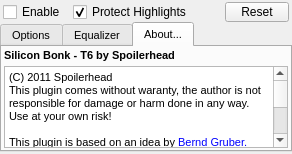
This is SiliconBonk/SiliconBonkPlugin.ui in spoilerhead/asp_plugins as Qt 5 draws it before an edit. The edited form follows.
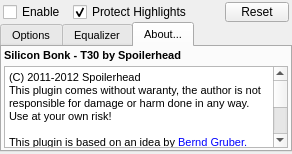
This is the edited form. The open tabs and pages were chosen to show the change. Icons and pictures are not drawn. Custom widgets are drawn as their Qt base class.

What changed in the file:
```diff
--- a/SiliconBonk/SiliconBonkPlugin.ui
+++ b/SiliconBonk/SiliconBonkPlugin.ui
@@ -936,11 +936,11 @@
           </size>
          </property>
          <property name="html">
-          <string>&lt;!DOCTYPE HTML PUBLIC &quot;-//W3C//DTD HTML 4.0//EN&quot; &quot;http://www.w3.org/TR/REC-html40/strict.dtd&quot;&gt;
+          <string notr="true">&lt;!DOCTYPE HTML PUBLIC &quot;-//W3C//DTD HTML 4.0//EN&quot; &quot;http://www.w3.org/TR/REC-html40/strict.dtd&quot;&gt;
 &lt;html&gt;&lt;head&gt;&lt;meta name=&quot;qrichtext&quot; content=&quot;1&quot; /&gt;&lt;style type=&quot;text/css&quot;&gt;
 p, li { white-space: pre-wrap; }
 &lt;/style&gt;&lt;/head&gt;&lt;body style=&quot; font-family:'Sans Serif'; font-size:8pt; font-weight:400; font-style:normal;&quot;&gt;
-&lt;p style=&quot; margin-top:0px; margin-bottom:0px; margin-left:0px; margin-right:0px; -qt-block-indent:0; text-indent:0px;&quot;&gt;&lt;span style=&quot; font-family:'Sans';&quot;&gt;(C) 2011 Spoilerhead&lt;/span&gt;&lt;/p&gt;
+&lt;p style=&quot; margin-top:0px; margin-bottom:0px; margin-left:0px; margin-right:0px; -qt-block-indent:0; text-indent:0px;&quot;&gt;&lt;span style=&quot; font-family:'Sans';&quot;&gt;(C) 2011-2012 Spoilerhead&lt;/span&gt;&lt;/p&gt;
 &lt;p style=&quot; margin-top:0px; margin-bottom:0px; margin-left:0px; margin-right:0px; -qt-block-indent:0; text-indent:0px;&quot;&gt;&lt;span style=&quot; font-family:'Sans';&quot;&gt;This plugin comes without waranty, the author is not responsible for damage or harm done in any way.&lt;/span&gt;&lt;/p&gt;
 &lt;p style=&quot; margin-top:0px; margin-bottom:0px; margin-left:0px; margin-right:0px; -qt-block-indent:0; text-indent:0px;&quot;&gt;&lt;span style=&quot; font-family:'Sans';&quot;&gt;Use at your own risk!&lt;/span&gt;&lt;/p&gt;
 &lt;p style=&quot;-qt-paragraph-type:empty; margin-top:0px; margin-bottom:0px; margin-left:0px; margin-right:0px; -qt-block-indent:0; text-indent:0px; font-family:'Sans';&quot;&gt;&lt;/p&gt;
@@ -965,7 +965,7 @@
           </font>
          </property>
          <property name="text">
-          <string notr="true" extracomment="version info">Silicon Bonk - T6 by Spoilerhead</string>
+          <string notr="true" extracomment="version info">Silicon Bonk - T30 by Spoilerhead</string>
          </property>
         </widget>
        </item>
```
Left out of the diff: 8 changed lines with no effect on the pictures.
